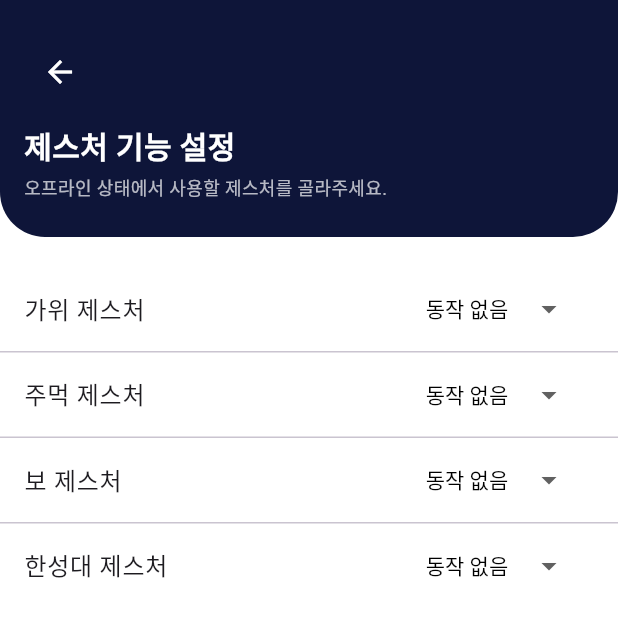
After one commit to sangwoo4/ghostouch, a Flutter app: the GestureSettingsPage screen opened directly, on a phone screen of 412 x 824 dp, the top half of it. The commit adds this screen. Run offline on Flutter 3.47's test engine with Material 3 defaults, Android fonts, the phone set to English and light mode, and no system bars.

Commit message:
merge ios and ui

```diff
--- a/mobile/lib/main.dart
+++ b/mobile/lib/main.dart
@@ -1,5 +1,7 @@
 import 'package:flutter/services.dart'; // 크로스 채널 import
 import 'package:flutter/material.dart';
+
+import 'pages/GestureSettingsPage.dart';
 
 void main() {
   runApp(const AirCommandApp());
@@ -74,7 +76,7 @@ class _MainPageState extends State<MainPage> {
                     Icon(Icons.touch_app, size: 60, color: Colors.white),
                     CircleAvatar(
                       backgroundColor: Colors.white,
-                      child: Icon(Icons.menu_book, size: 20),
+                      child: Icon(Icons.menu_book, size: 30),
                     ),
                   ],
                 ),
@@ -107,7 +109,16 @@ class _MainPageState extends State<MainPage> {
             icon: Icons.gesture,
             title: '제스처 기능 설정',
             subtitle: '새로운 제스처를 원하시면 하단 제스처 등록을 먼저 설정하세요.',
+            onTap: () {
+              Navigator.push(
+                context,
+                MaterialPageRoute(
+                  builder: (context) => const GestureSettingsPage(),
+                ),
+              );
+            },
           ),
+
           _buildMenuCard(
             icon: Icons.person,
             title: '사용자 제스처 등록',
@@ -148,6 +159,7 @@ class _MainPageState extends State<MainPage> {
     required IconData icon,
     required String title,
     required String subtitle,
+    VoidCallback? onTap,
   }) {
     return Padding(
       padding: const EdgeInsets.symmetric(horizontal: 20, vertical: 8),
--- /dev/null
+++ b/mobile/lib/pages/GestureSettingsPage.dart
@@ -0,0 +1,132 @@
+import 'package:flutter/material.dart';
+import 'package:flutter/services.dart';
+
+class GestureSettingsPage extends StatefulWidget {
+  const GestureSettingsPage({super.key});
+
+  @override
+  State<GestureSettingsPage> createState() => _GestureSettingsPageState();
+}
+
+class _GestureSettingsPageState extends State<GestureSettingsPage> {
+  final List<String> gestureNames = const [
+    '가위 제스처',
+    '주먹 제스처',
+    '보 제스처',
+    '한성대 제스처',
+  ];
+
+  @override
+  void initState() {
+    super.initState();
+
+    // ✅ 상단바 & 내비게이션 바 숨기기 (Immersive 모드)
+    SystemChrome.setEnabledSystemUIMode(SystemUiMode.immersiveSticky);
+  }
+
+  @override
+  void dispose() {
+    // ✅ 페이지 닫힐 때 UI 모드 복원 (선택 사항)
+    SystemChrome.setEnabledSystemUIMode(SystemUiMode.edgeToEdge);
+    super.dispose();
+  }
+
+  @override
+  Widget build(BuildContext context) {
+    return Scaffold(
+      backgroundColor: Colors.white,
+      body: SafeArea(
+        child: Column(
+          crossAxisAlignment: CrossAxisAlignment.start,
+          children: [
+            // 상단 헤더
+            Container(
+              width: double.infinity,
+              padding: const EdgeInsets.symmetric(horizontal: 16, vertical: 24),
+              decoration: const BoxDecoration(
+                color: Color(0xFF0E1539),
+                borderRadius: BorderRadius.vertical(
+                  bottom: Radius.circular(30),
+                ),
+              ),
+              child: Column(
+                crossAxisAlignment: CrossAxisAlignment.start,
+                children: [
+                  IconButton(
+                    icon: const Icon(Icons.arrow_back, color: Colors.white),
+                    onPressed: () => Navigator.pop(context),
+                  ),
+                  const SizedBox(height: 10),
+                  const Text(
+                    '제스처 기능 설정',
+                    style: TextStyle(
+                      fontSize: 20,
+                      fontWeight: FontWeight.bold,
+                      color: Colors.white,
+                    ),
+                  ),
+                  const SizedBox(height: 4),
+                  const Text(
+                    '오프라인 상태에서 사용할 제스처를 골라주세요.',
+                    style: TextStyle(fontSize: 12, color: Colors.white70),
+                  ),
+                ],
+              ),
+            ),
+
+            const SizedBox(height: 20),
+
+            // 제스처 리스트
+            Expanded(
+              child: ListView.separated(
+                itemCount: gestureNames.length,
+                separatorBuilder: (_, __) => const Divider(height: 1),
+                itemBuilder: (context, index) {
+                  return ListTile(
+                    title: Text(gestureNames[index]),
+                    trailing: const GestureActionDropdown(),
+                  );
+                },
+              ),
+            ),
+          ],
+        ),
+      ),
+    );
+  }
+}
+
+// 드롭다운 버튼 구성
+class GestureActionDropdown extends StatefulWidget {
+  const GestureActionDropdown({super.key});
+
+  @override
+  State<GestureActionDropdown> createState() => _GestureActionDropdownState();
+}
+
+class _GestureActionDropdownState extends State<GestureActionDropdown> {
+  String selectedAction = '동작 없음';
+
+  final List<String> options = ['동작 없음', '앱 실행', '스크린 캡처', '플레이/정지'];
+
+  @override
+  Widget build(BuildContext context) {
+    return DropdownButton<String>(
+      value: selectedAction,
+      padding: const EdgeInsets.symmetric(horizontal: 10),
+      style: const TextStyle(fontSize: 14, color: Colors.black),
+      borderRadius: BorderRadius.circular(12),
+      underline: const SizedBox(),
+      items: options.map((String value) {
+        return DropdownMenuItem<String>(value: value, child: Text(value));
+      }).toList(),
+      onChanged: (String? newValue) {
+        if (newValue != null) {
+          setState(() {
+            selectedAction = newValue;
+          });
+        }
+      },
+    );
+  }
+}
```
